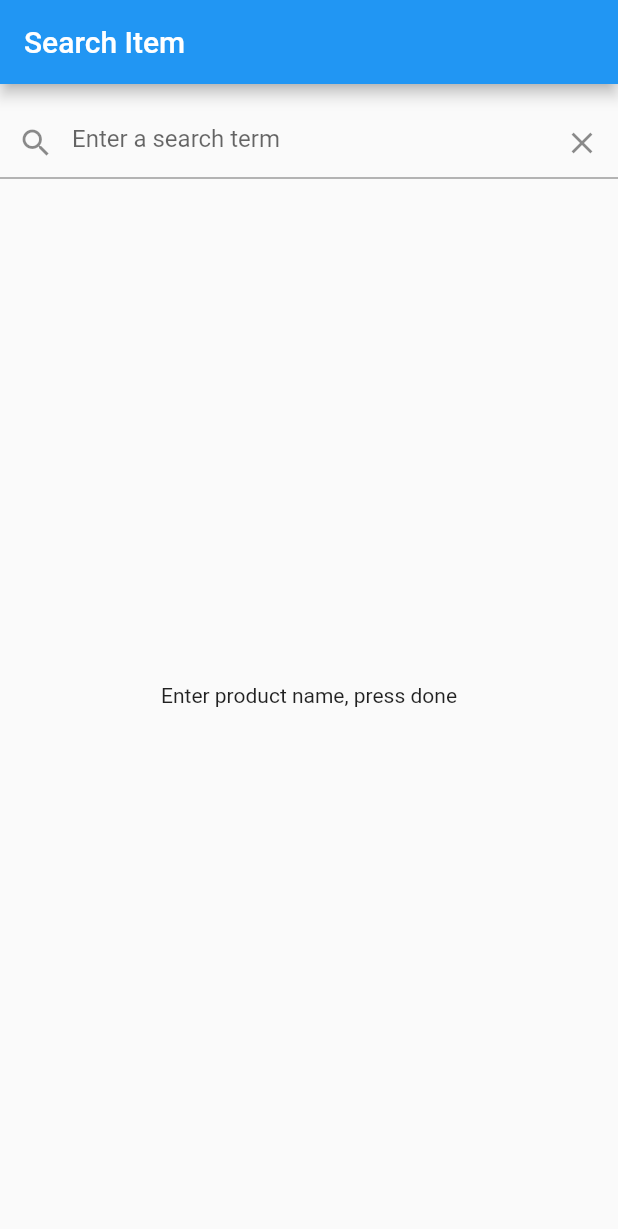
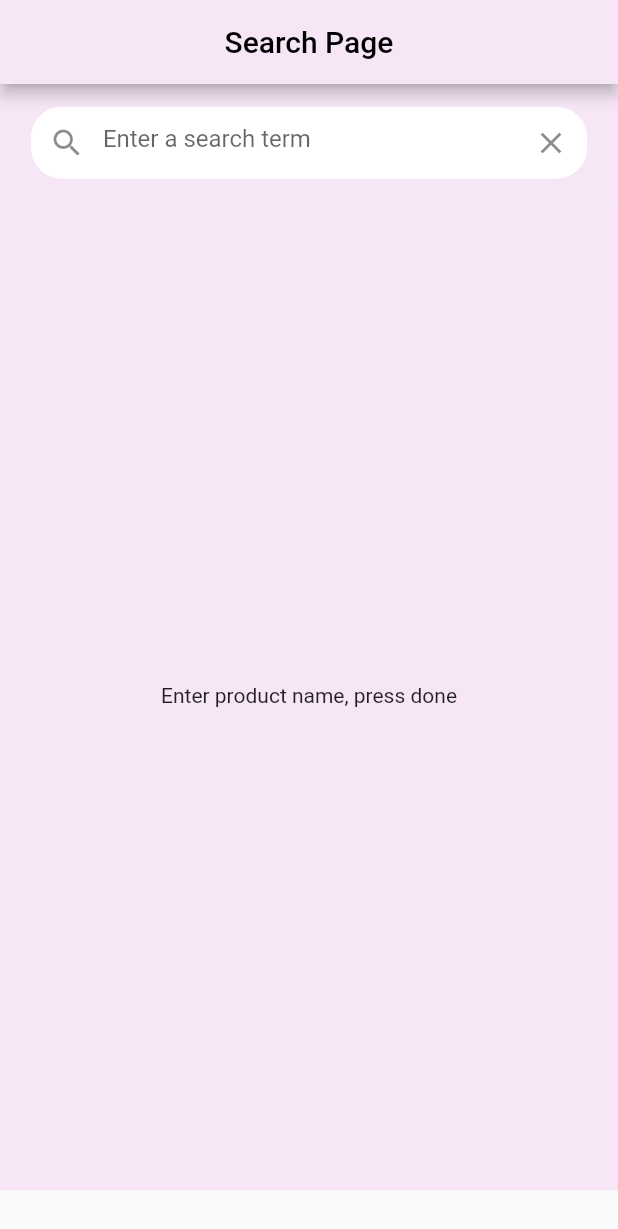
Before and after one commit to abusayed10809/searchview_flutter, a Flutter app: the screen it shows after launch, on a phone screen of 412 x 824 dp. Shown: the top 1229 px of the screen. Run offline on Flutter 3.47's test engine with Material 2 defaults, Android fonts, the phone set to English and light mode, and no system bars; our stand-ins replace bloc, equatable, flutter_bloc, google_fonts.

Commit message:
search page stable ui

```diff
--- /dev/null
+++ b/lib/constants/color.dart
@@ -0,0 +1,19 @@
+import 'package:flutter/material.dart';
+
+Map<int, Color> color =
+{
+  50:Color.fromRGBO(247, 230, 246, .1),
+  100:Color.fromRGBO(247, 230, 246, .2),
+  200:Color.fromRGBO(247, 230, 246, .3),
+  300:Color.fromRGBO(247, 230, 246, .4),
+  400:Color.fromRGBO(247, 230, 246, .5),
+  500:Color.fromRGBO(247, 230, 246, .6),
+  600:Color.fromRGBO(247, 230, 246, .7),
+  700:Color.fromRGBO(247, 230, 246, .8),
+  800:Color.fromRGBO(247, 230, 246, .9),
+  900:Color.fromRGBO(247, 230, 246, 1),
+};
+
+MaterialColor colorCustom = MaterialColor(0xfff7e6f6, color);
+
+// const colorCustom = const Color(0xfff7e6f6);
--- a/lib/ecommerce/api_client/api_client.dart
+++ b/lib/ecommerce/api_client/api_client.dart
@@ -14,7 +14,7 @@ class APIClient{
 
   Future<dynamic> search(int offset, String term) async {
     final response = await httpClient.get(Uri.parse(baseUrl+searchUrl+term));
-    final results = json.decode(response.body);
+    final results = json.decode(utf8.decode(response.bodyBytes));
 
     print(results["data"]["products"]["results"]);
 
--- a/lib/ecommerce/item_bloc/item_bloc.dart
+++ b/lib/ecommerce/item_bloc/item_bloc.dart
@@ -11,26 +11,22 @@ part 'item_event.dart';
 part 'item_state.dart';
 
 class ItemBloc extends Bloc<ItemEvent, ItemState> {
-  ItemBloc() : super(ItemInitialState());
-
-  @override
-  Stream<ItemState> mapEventToState(
-    ItemEvent event,
-  ) async* {
+  ItemBloc() : super(ItemInitialState()){
+    on<ItemEvent>((event, emit) async {
       if(event is TextChanged){
         final searchText = event.text;
 
         if(searchText.isEmpty){
-        yield ItemInitialState();
+          emit(ItemInitialState());
         }
         else if(searchText.isNotEmpty){
-        yield ItemLoadingState(searchText);
+          emit(ItemLoadingState(searchText));
           final item = await APIClient().search(0, event.text);
           if(item is SuccessFetch){
-          yield ItemSuccessLoadState(item.itemModel);
+            emit(ItemSuccessLoadState(item.itemModel));
           }
           else if(item is FailureFetch){
-          yield ItemErrorLoadState(item.errorCode);
+            emit(ItemErrorLoadState(item.errorCode));
           }
         }
       }
@@ -40,11 +36,12 @@ class ItemBloc extends Bloc<ItemEvent, ItemState> {
         final item = await APIClient().search(oldItemList.length, itemName);
         if(item is SuccessFetch){
           List<ItemModel> newList = oldItemList + item.itemModel;
-        yield ItemSuccessLoadState(newList);
+          emit(ItemSuccessLoadState(newList));
         }
         else if(item is FailureFetch){
-        yield ItemErrorLoadState(item.errorCode);
+          emit(ItemErrorLoadState(item.errorCode));
         }
       }
+    });
   }
 }
--- a/lib/ecommerce/view/SearchBar.dart
+++ b/lib/ecommerce/view/SearchBar.dart
@@ -19,17 +19,34 @@ class _SearchBarState extends State<SearchBar> {
 
   @override
   Widget build(BuildContext context) {
-    return TextField(
+
+    final width = MediaQuery.of(context).size.width;
+    final height = MediaQuery.of(context).size.height;
+
+    return Container(
+      margin: EdgeInsets.symmetric(horizontal: width*0.05),
+      decoration: BoxDecoration(
+          color: Colors.white,
+          borderRadius: BorderRadius.only(
+            topRight: Radius.circular(width*0.05),
+            topLeft: Radius.circular(width*0.05),
+            bottomLeft: Radius.circular(width*0.05),
+            bottomRight: Radius.circular(width*0.05),
+          )
+      ),
+      child: TextField(
         controller: _textController,
         autocorrect: false,
         onSubmitted: _onSubmitted,
         decoration: InputDecoration(
+          border: InputBorder.none,
           prefixIcon: const Icon(Icons.search),
           suffixIcon: GestureDetector(
             onTap: _onClearTapped,
             child: const Icon(Icons.clear),
           ),
           hintText: 'Enter a search term',
+        ),
       ),
     );
   }
```
Also changed, not shown: fonts/OFL.txt (added, +93 -0 lines), lib/main.dart (+51 -13 lines), pubspec.yaml (+10 -6 lines), fonts/HindSiliguri-Bold.ttf (added), fonts/HindSiliguri-Light.ttf (added), fonts/HindSiliguri-Medium.ttf (added), fonts/HindSiliguri-Regular.ttf (added), fonts/HindSiliguri-SemiBold.ttf (added), pubspec.lock, 1 other file. Lines whose indentation alone changed are shown as unchanged.
